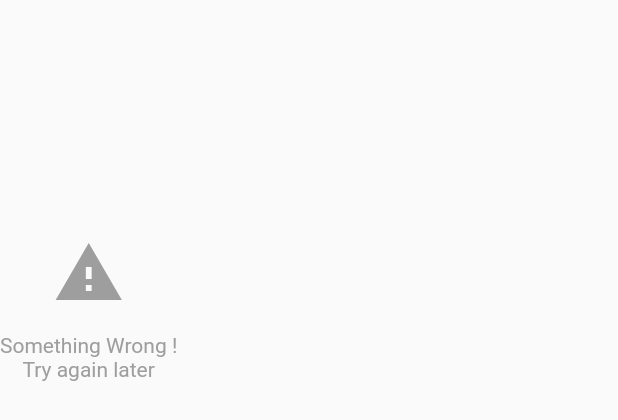
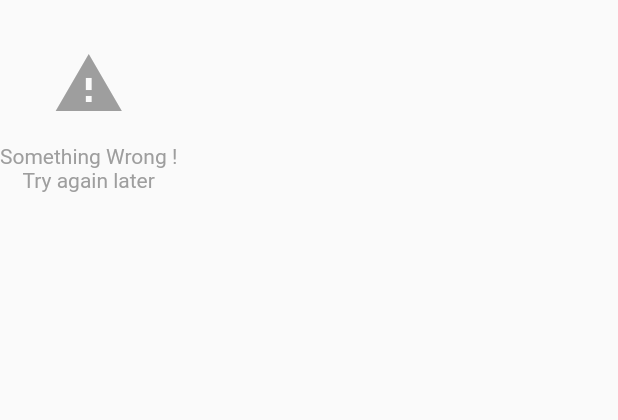
Before and after one commit to ardmgtm/sejutacitatest, a Flutter app: the FailureWidget widget shown alone on an empty page, opened directly, on a phone screen of 412 x 824 dp. Shown: the top 420 px of the screen. Run offline on Flutter 3.47's test engine with Material 2 defaults, Android fonts, the phone set to English and light mode, and no system bars; our stand-ins replace bloc, bloc_concurrency, dartz, dio, equatable, flutter_bloc and 3 more.

Commit message:
fix widget error when switch search mode

```diff
--- a/lib/presentation/bloc/search/search_bloc.dart
+++ b/lib/presentation/bloc/search/search_bloc.dart
@@ -1,4 +1,5 @@
 import 'package:bloc/bloc.dart';
+import 'package:bloc_concurrency/bloc_concurrency.dart';
 import 'package:dartz/dartz.dart';
 import 'package:equatable/equatable.dart';
 import 'package:injectable/injectable.dart';
@@ -27,7 +28,8 @@ class SearchBloc extends Bloc<SearchEvent, SearchState> {
     on<SetViewMode>((event, emit) {
       viewMode = event.viewMode;
     });
-    on<LoadData>((event, emit) async {
+    on<LoadData>(
+      (event, emit) async {
         bool hasLoadedBefore = state is SearchResult;
         late SearchResult lastSearchResult;
 
@@ -61,7 +63,9 @@ class SearchBloc extends Bloc<SearchEvent, SearchState> {
           },
           (failure) => Error(failure),
         ));
-    });
+      },
+      transformer: restartable(),
+    );
   }
 
   Future<Either<ResponseData, Failure>> _getData(int searchMode, String query,
--- a/lib/presentation/home_page.dart
+++ b/lib/presentation/home_page.dart
@@ -86,6 +86,7 @@ class HomePage extends StatelessWidget {
                   if (value.isNotEmpty) {
                     debugPrint("Searching $value ....");
                     _query = value;
+                    _searchBloc.add(Reset());
                     _searchBloc.add(LoadData(value, page: 1));
                   } else {
                     _searchBloc.add(Reset());
--- a/lib/presentation/widgets/failure_widget.dart
+++ b/lib/presentation/widgets/failure_widget.dart
@@ -6,9 +6,10 @@ class FailureWidget extends StatelessWidget {
 
   @override
   Widget build(BuildContext context) {
-    return SizedBox(
-      height: MediaQuery.of(context).size.shortestSide,
+    return Padding(
+      padding: const EdgeInsets.only(top: 32),
       child: Column(
+        mainAxisSize: MainAxisSize.min,
         mainAxisAlignment: MainAxisAlignment.center,
         crossAxisAlignment: CrossAxisAlignment.center,
         children: [
--- a/lib/presentation/widgets/no_data_widget.dart
+++ b/lib/presentation/widgets/no_data_widget.dart
@@ -7,9 +7,10 @@ class NoDataWidget extends StatelessWidget {
 
   @override
   Widget build(BuildContext context) {
-    return SizedBox(
-      height: MediaQuery.of(context).size.shortestSide,
+    return Padding(
+      padding: const EdgeInsets.only(top: 32),
       child: Column(
+        mainAxisSize: MainAxisSize.min,
         mainAxisAlignment: MainAxisAlignment.center,
         crossAxisAlignment: CrossAxisAlignment.center,
         children: const [
--- a/pubspec.yaml
+++ b/pubspec.yaml
@@ -27,6 +27,7 @@ environment:
 # the latest version available on pub.dev. To see which dependencies have newer
 # versions available, run `flutter pub outdated`.
 dependencies:
+  bloc_concurrency: ^0.2.0
   cupertino_icons: ^1.0.2
   dartz: ^0.10.1
   dio: ^4.0.6
```
Also changed, not shown: lib/presentation/widgets/initial_view.dart (+4 -3 lines), pubspec.lock, 1 other file. Lines whose indentation alone changed are shown as unchanged.
